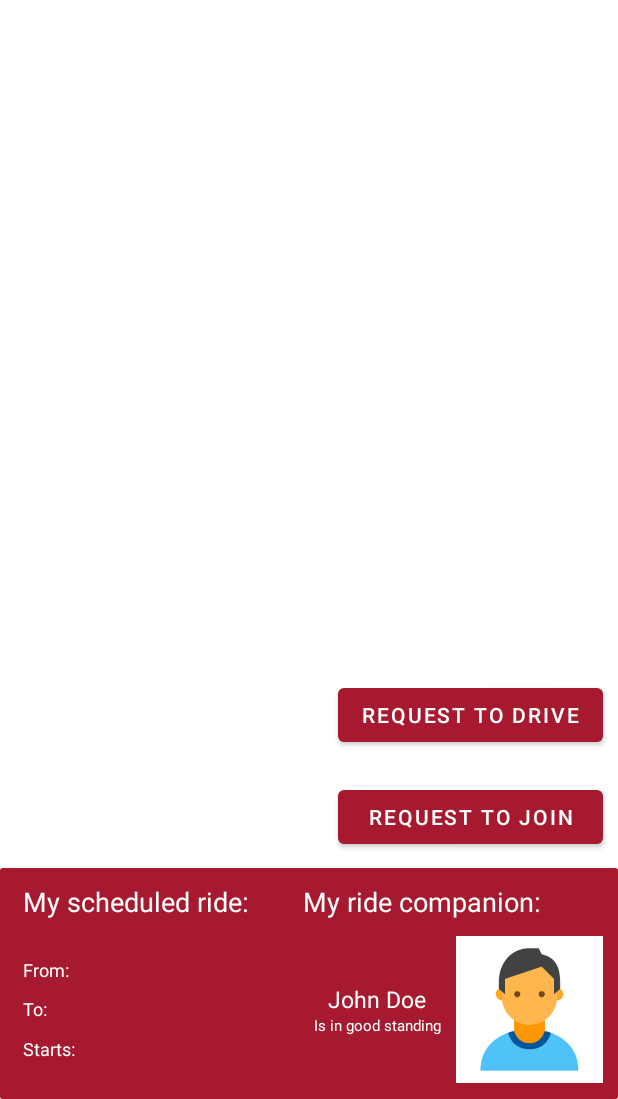
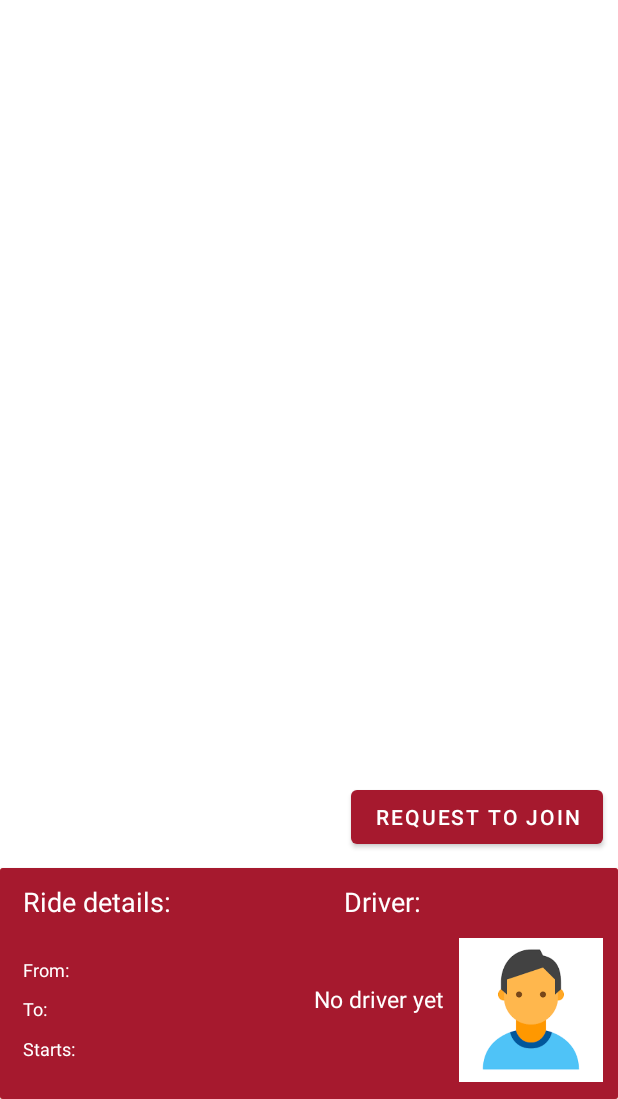
Before and after one commit to ShayGeko/Mounter, an Android app: the RideDetailsActivity screen opened directly, with no data from a screen before it, on a phone screen of 412 x 824 dp, the part 137-1236 px from its top. Run offline under Robolectric (Android 15) with nearby library versions, the phone set to English and light mode, and no system bars; libraries missing offline, so code that uses them is left out: io.realm, io.realm.mongodb, org.bson.types; 6 statements that could not run were skipped.

Commit message:
:sparkles: passenger/driver logic

```diff
--- a/app/src/main/java/com/example/mounter/data/realmModels/RidePostingModel.java
+++ b/app/src/main/java/com/example/mounter/data/realmModels/RidePostingModel.java
@@ -101,6 +101,9 @@ public class RidePostingModel extends RealmObject {
     }
     public ObjectId getDriverId(){
         return  _driverId;
+    }
+    public void setDriverId(ObjectId id){
+        _driverId = id;
     }
     public String getPartition() {
         return _partition;
@@ -224,7 +227,7 @@ public class RidePostingModel extends RealmObject {
     }
 
     public boolean needsAdriver() {
-        return this.driver.isEmpty();
+        return this._driverId == null;
     }
 
     public ObjectId getCreatorId() {
--- a/app/src/main/java/com/example/mounter/rideDetails/RideDetailsActivity.java
+++ b/app/src/main/java/com/example/mounter/rideDetails/RideDetailsActivity.java
@@ -119,6 +119,10 @@ public class RideDetailsActivity extends MounterBaseActivity implements OnMapRea
 
         String driverFullName = userInfo.getName() + " " + userInfo.getSurname();
         driverName.setText(driverFullName);
+
+        TextView rating = findViewById(R.id.ride_details_companion_rating);
+
+        rating.setText(getString(R.string.rating) + ": " + userInfo.getRating());
     }
 
     /**
--- a/app/src/main/java/com/example/mounter/ridesearch/RideSearchViewModel.java
+++ b/app/src/main/java/com/example/mounter/ridesearch/RideSearchViewModel.java
@@ -23,6 +23,7 @@ public class RideSearchViewModel extends ViewModel {
     private Realm mRealm;
     private RealmLiveData<RidePostingModel> mRidePostingsResult;
     private RealmQuery<RidePostingModel> currentRidePostings;
+    private String filter;
 
     public RideSearchViewModel(){
         configureRealm();
@@ -83,7 +84,7 @@ public class RideSearchViewModel extends ViewModel {
                         .greaterThanOrEqualTo(DEPARTURE_TIME_IN_DAYS, getCurrentDateInDays())
                         .and()
                         .contains("destinationAddress", destinationAddress, Case.INSENSITIVE)
-                        .sort("destinationAddress")
+                        .sort("departureTime")
                         .findAllAsync()
         );
     }
--- a/app/src/main/java/com/example/mounter/services/fcm/MounterMessagingService.java
+++ b/app/src/main/java/com/example/mounter/services/fcm/MounterMessagingService.java
@@ -14,6 +14,7 @@ import androidx.core.app.NotificationCompat;
 import android.util.Log;
 
 import com.example.mounter.R;
+import com.example.mounter.pendingRideRequests.PendingRideRequestsActivity;
 import com.example.mounter.ridesearch.RideSearchActivity;
 import com.google.firebase.messaging.FirebaseMessagingService;
 import com.google.firebase.messaging.RemoteMessage;
@@ -64,7 +65,7 @@ public class MounterMessagingService extends FirebaseMessagingService {
     private void sendNotification(RemoteMessage.Notification notification) {
         Log.d(TAG, "sending the notification");
         // TODO: open myRideRequests activity
-        Intent intent = new Intent(this, RideSearchActivity.class);
+        Intent intent = new Intent(this, PendingRideRequestsActivity.class);
         intent.addFlags(Intent.FLAG_ACTIVITY_CLEAR_TOP);
         PendingIntent pendingIntent = PendingIntent.getActivity(this, 0, intent,
                 PendingIntent.FLAG_ONE_SHOT);
--- a/app/src/main/res/layout/activity_directions.xml
+++ b/app/src/main/res/layout/activity_directions.xml
@@ -30,6 +30,7 @@
                     android:layout_width="match_parent"
                     android:layout_height="wrap_content"
                     android:layout_margin="10dp"
+                    android:visibility="gone"
                     android:text="@string/request_to_drive" />
 
                 <Button
@@ -73,7 +74,7 @@
                         android:id="@+id/my_scheduled_ride_label"
                         android:layout_width="wrap_content"
                         android:layout_height="wrap_content"
-                        android:text="@string/my_scheduled_ride_label_text"
+                        android:text="@string/ride_details_label_text"
                         android:textColor="@color/white"
                         android:textSize="18sp"
                         android:layout_gravity="center"
@@ -83,7 +84,7 @@
                         android:id="@+id/my_ride_companion_label"
                         android:layout_width="wrap_content"
                         android:layout_height="wrap_content"
-                        android:text="@string/my_ride_companion_label_text"
+                        android:text="@string/driver_label_text"
                         android:textColor="@color/white"
                         android:textSize="18sp"
                         android:layout_gravity="center"
@@ -206,7 +207,7 @@
                         android:id="@+id/ride_details_companion_name"
                         android:layout_width="wrap_content"
                         android:layout_height="wrap_content"
-                        android:text="@string/john_doe"
+                        android:text="@string/no_driver"
                         android:textColor="@color/white"
                         android:textSize="15sp"
                         android:layout_gravity="center"
@@ -219,10 +220,10 @@
                         android:id="@+id/ride_details_companion_rating"
                         android:layout_width="wrap_content"
                         android:layout_height="wrap_content"
-                        android:text="@string/is_in_good_standing"
                         android:layout_gravity="center"
                         android:gravity="top"
                         android:layout_weight="1"
+                        android:text=""
                         android:textColor="@color/white"
                         android:textSize="10sp" />
                 </LinearLayout>
--- a/app/src/main/res/layout/activity_ride_search.xml
+++ b/app/src/main/res/layout/activity_ride_search.xml
@@ -26,7 +26,7 @@
                 android:layout_marginStart="24dp"
                 android:layout_marginEnd="24dp"
                 android:padding="10dp"
-                android:text="Search:"
+                android:text="@string/search"
                 app:layout_constraintBottom_toBottomOf="parent"
                 app:layout_constraintEnd_toEndOf="parent"
                 app:layout_constraintHorizontal_bias="0.0"
@@ -40,7 +40,7 @@
                 android:layout_height="40dp"
                 android:layout_marginStart="24dp"
                 android:layout_marginEnd="24dp"
-                android:hint="destination address"
+                android:hint="@string/destination_address"
                 android:padding="10dp"
                 app:layout_constraintBottom_toBottomOf="parent"
                 app:layout_constraintEnd_toEndOf="parent"
--- a/app/src/main/res/values/colors.xml
+++ b/app/src/main/res/values/colors.xml
@@ -2,6 +2,8 @@
 <resources>
     <color name="sfu_dark_red">#FF7d171d</color>
     <color name="sfu_bright_red">#FFa6192e</color>
+    <color name="light_accent_pink">#ffcdd2</color>
+    <color name="golden">#e9a734</color>
     <color name="sfu_red">#8D2E32</color>
     <color name="black">#FF000000</color>
     <color name="white">#FFFFFFFF</color>
--- a/app/src/main/res/values/strings.xml
+++ b/app/src/main/res/values/strings.xml
@@ -18,10 +18,10 @@
     <string name="title_activity_ride_search">Available rides</string>
     <string name = "user_profile">User Profile</string>
     <string name="action_settings">Settings</string>
-    <string name="my_ride_companion_label_text">My ride companion:</string>
-    <string name="my_scheduled_ride_label_text">My scheduled ride:</string>
+    <string name="driver_label_text">Driver:</string>
+    <string name="ride_details_label_text">Ride details:</string>
     <string name="is_in_good_standing">Is in good standing</string>
-    <string name="john_doe">John Doe</string>
+    <string name="no_driver">No driver yet</string>
     <string name="designed_by_team_4">Designed by team 4</string>
     <string name="rating">rating</string>
     <string name="surname">surname</string>
@@ -47,4 +47,6 @@
     <string name="decline_ride_request_btn_text">decline</string>
     <string name="username">username</string>
     <string name="request_to_drive">request to drive</string>
+    <string name="search">Search:</string>
+    <string name="destination_address">destination address</string>
 </resources>
```
Also changed, not shown: app/src/main/java/com/example/mounter/data/realmModels/RideRequestModel.java (+13 -1 lines), app/src/main/java/com/example/mounter/pendingRideRequests/PendingRideRequestsRecyclerViewAdapter.java (+10 -0 lines), app/src/main/java/com/example/mounter/pendingRideRequests/PendingRideRequestsViewModel.java (+14 -2 lines), app/src/main/java/com/example/mounter/ridesearch/RidePostingRecyclerViewAdapter.java (+10 -0 lines).
